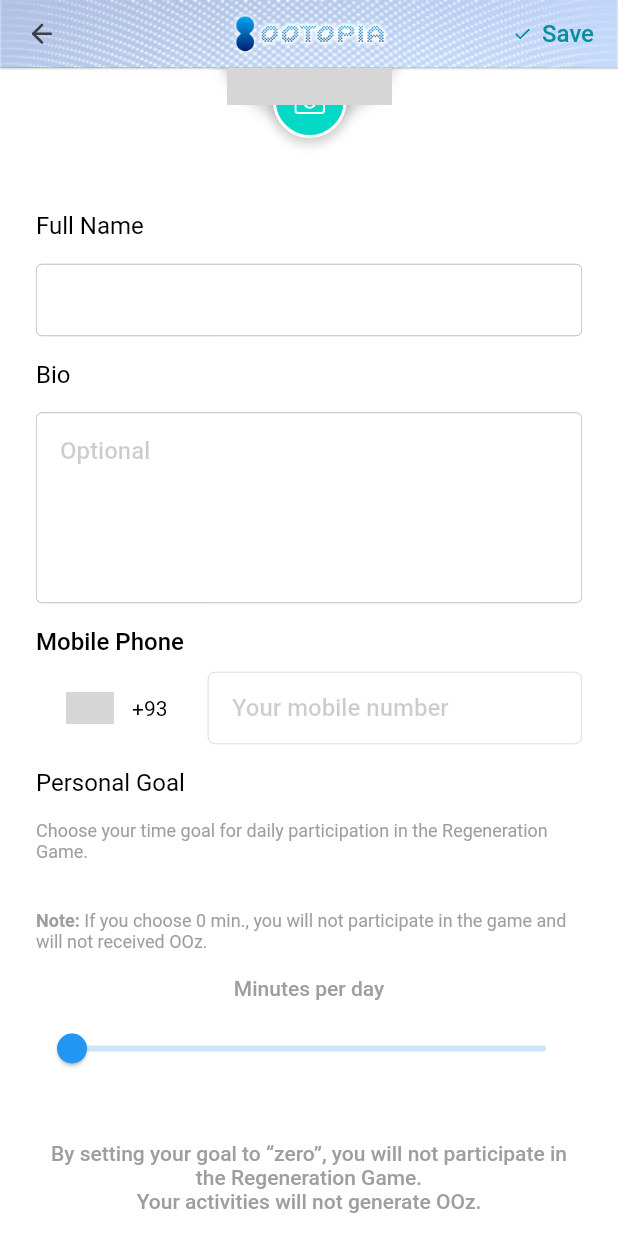
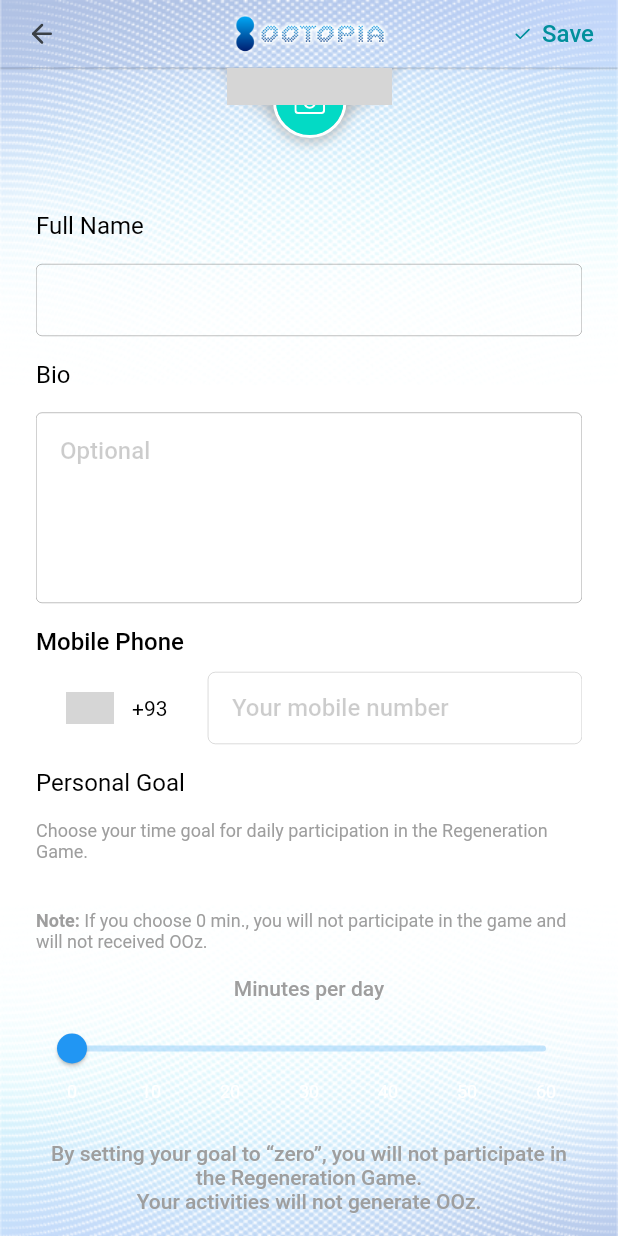
Before and after one commit to OOTOPIA/ootopia-app, a Flutter app: the EditProfileScreen screen opened directly, scrolled down 104 dp, on a phone screen of 412 x 824 dp. Run offline on Flutter 3.47's test engine with Material 2 defaults, Android fonts, the phone set to English and light mode, and no system bars; drawn by our look-alikes of intl_phone_number_input, loading_overlay, syncfusion_flutter_sliders; our stand-ins replace bloc, camera, dio, dotted_border, email_validator, equatable and 28 more; missing offline and left inert: amplitude_flutter, crisp, flutter_background_service, flutter_ffmpeg, flutter_uploader, image_crop and 5 more; accounts and stored records are empty; generated files the repository leaves out were written again; network calls fail; project files that could hold a hidden picture were left out; grey boxes are pictures that could not be loaded.

Commit message:
add background in edit_profile_screen.dart

```diff
--- a/lib/screens/edit_profile_screen/edit_profile_screen.dart
+++ b/lib/screens/edit_profile_screen/edit_profile_screen.dart
@@ -10,6 +10,8 @@ import 'package:ootopia_app/screens/components/default_app_bar.dart';
 import 'package:ootopia_app/screens/components/photo_edit.dart';
 import 'package:ootopia_app/screens/edit_profile_screen/edit_profile_store.dart';
 import 'package:ootopia_app/screens/profile_screen/components/profile_screen_store.dart';
+import 'package:ootopia_app/shared/background_butterfly_bottom.dart';
+import 'package:ootopia_app/shared/background_butterfly_top.dart';
 import 'package:ootopia_app/shared/global-constants.dart';
 import 'package:intl_phone_number_input/intl_phone_number_input.dart';
 import 'package:provider/provider.dart';
@@ -69,7 +71,11 @@ class _EditProfileScreenState extends State<EditProfileScreen> {
               }
             },
           ),
-          body: SafeArea(
+          body: Stack(
+            children: [
+              BackgroundButterflyTop(positioned: -59),
+              BackgroundButterflyBottom(positioned: -50),
+              SafeArea(
                 child: GestureDetector(
                   onTap: () {
                     FocusManager.instance.primaryFocus?.unfocus();
@@ -383,6 +389,8 @@ class _EditProfileScreenState extends State<EditProfileScreen> {
                   ),
                 ),
               ),
+            ],
+          ),
         ),
       );
     });
```
Lines whose indentation alone changed are shown as unchanged.
